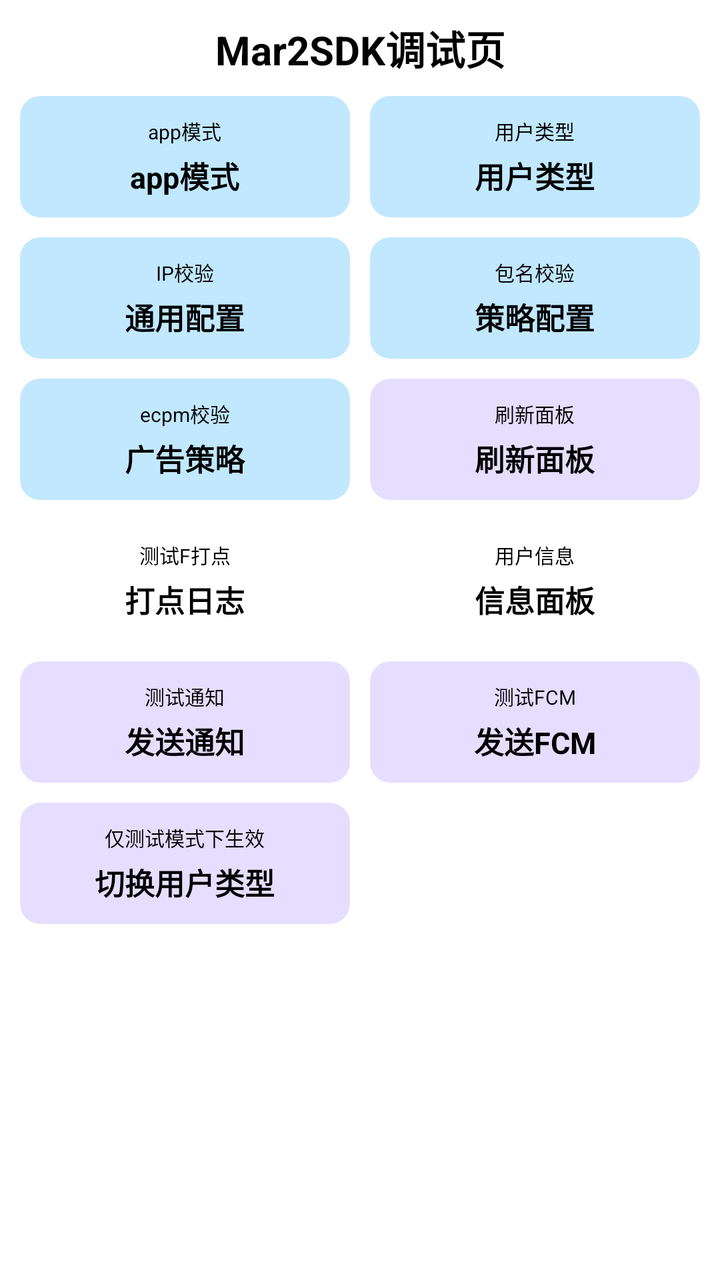
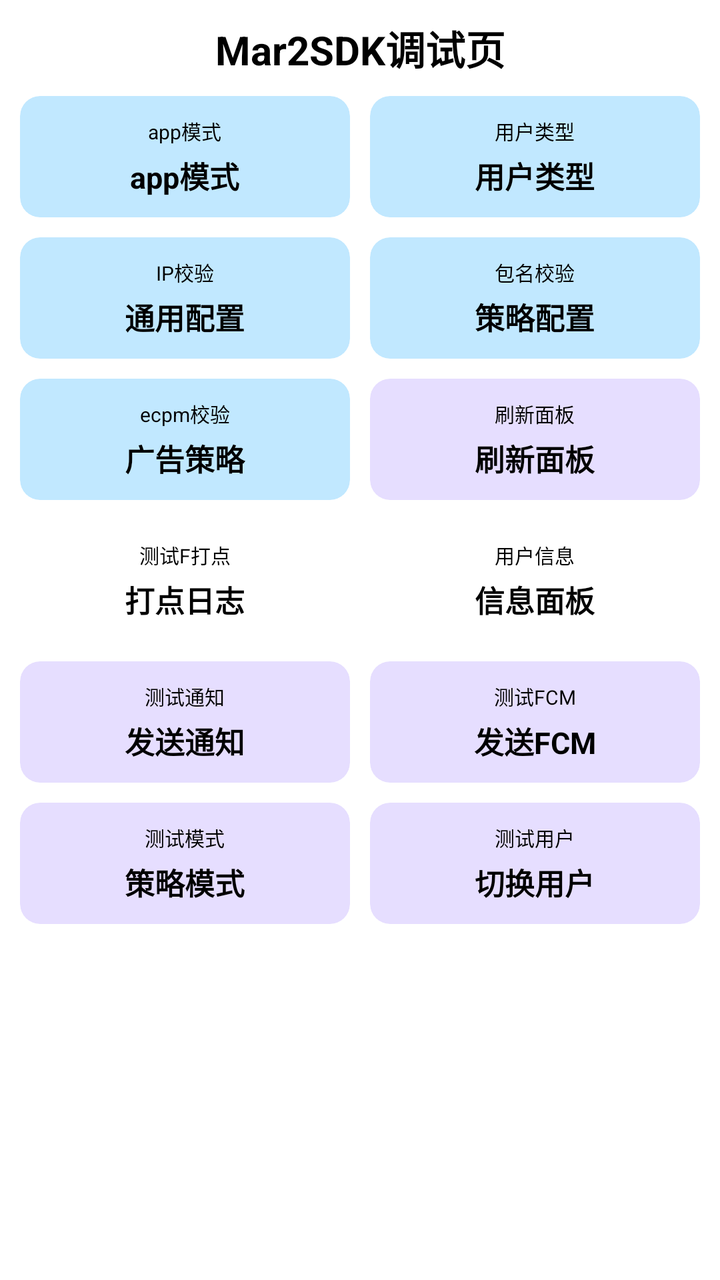

Two renders of the same Android screen: before a commit and after it. Below are the layout's source before the change and the commit's diff.
<!-- AndroidManifest.xml: another module's application theme Theme.Mar2SDK -->
<!-- res/layout/activity_debug.xml -->
<?xml version="1.0" encoding="utf-8"?>
<LinearLayout
    xmlns:android="http://schemas.android.com/apk/res/android"
    xmlns:app="http://schemas.android.com/apk/res-auto"
    xmlns:tools="http://schemas.android.com/tools"
    android:id="@+id/main"
    android:orientation="vertical"
    android:background="@android:color/background_light"
    android:layout_width="match_parent"
    android:layout_height="match_parent"
    tools:context=".DebugActivity">

    <TextView
        android:text="Mar2SDK调试页"
        android:textSize="20sp"
        android:textStyle="bold"
        android:textColor="@android:color/black"
        android:gravity="center"
        android:layout_width="match_parent"
        android:layout_height="48dp"/>

    <LinearLayout
        android:orientation="horizontal"
        android:paddingHorizontal="10dp"
        android:layout_width="match_parent"
        android:layout_height="wrap_content">
        <androidx.cardview.widget.CardView
            app:cardCornerRadius="10dp"
            app:cardElevation="0dp"
            app:cardBackgroundColor="@android:color/system_accent1_100"
            android:layout_weight="1"
            android:layout_width="match_parent"
            android:layout_height="wrap_content">
            <LinearLayout
                android:padding="10dp"
                android:orientation="vertical"
                android:layout_width="match_parent"
                android:layout_height="match_parent">
                <TextView
                    android:text="app模式"
                    android:textColor="@android:color/black"
                    android:textSize="10sp"
                    android:gravity="center"
                    android:layout_width="match_parent"
                    android:layout_height="wrap_content"/>
                <TextView
                    android:id="@+id/app_mod"
                    android:layout_marginTop="4dp"
                    android:text="app模式"
                    android:textStyle="bold"
                    android:textColor="@android:color/black"
                    android:textSize="15sp"
                    android:gravity="center"
                    android:layout_width="match_parent"
                    android:layout_height="wrap_content"/>
            </LinearLayout>
        </androidx.cardview.widget.CardView>

        <View
            android:layout_width="10dp"
            android:layout_height="0dp"/>

        <androidx.cardview.widget.CardView
            app:cardCornerRadius="10dp"
            app:cardElevation="0dp"
            app:cardBackgroundColor="@android:color/system_accent1_100"
            android:layout_weight="1"
            android:layout_width="match_parent"
            android:layout_height="wrap_content">
            <LinearLayout
                android:padding="10dp"
                android:orientation="vertical"
                android:layout_width="match_parent"
                android:layout_height="match_parent">
                <TextView
                    android:text="用户类型"
                    android:textColor="@android:color/black"
                    android:textSize="10sp"
                    android:gravity="center"
                    android:layout_width="match_parent"
                    android:layout_height="wrap_content"/>
                <TextView
                    android:id="@+id/user_type"
                    android:layout_marginTop="4dp"
                    android:text="用户类型"
                    android:textStyle="bold"
                    android:textColor="@android:color/black"
                    android:textSize="15sp"
                    android:gravity="center"
                    android:layout_width="match_parent"
                    android:layout_height="wrap_content"/>
            </LinearLayout>
        </androidx.cardview.widget.CardView>
    </LinearLayout>

    <LinearLayout
        android:orientation="horizontal"
        android:layout_marginTop="10dp"
        android:paddingHorizontal="10dp"
        android:layout_width="match_parent"
        android:layout_height="wrap_content">
        <androidx.cardview.widget.CardView
            app:cardCornerRadius="10dp"
            app:cardElevation="0dp"
            app:cardBackgroundColor="@android:color/system_accent1_100"
            android:layout_weight="1"
            android:layout_width="match_parent"
            android:layout_height="wrap_content">
            <LinearLayout
                android:padding="10dp"
                android:orientation="vertical"
                android:layout_width="match_parent"
                android:layout_height="match_parent">
                <TextView
                    android:text="IP校验"
                    android:textColor="@android:color/black"
                    android:textSize="10sp"
                    android:gravity="center"
                    android:layout_width="match_parent"
                    android:layout_height="wrap_content"/>
                <TextView
                    android:id="@+id/risk_ip"
                    android:layout_marginTop="4dp"
                    android:text="通用配置"
                    android:textStyle="bold"
                    android:textColor="@android:color/black"
                    android:textSize="15sp"
                    android:gravity="center"
                    android:layout_width="match_parent"
                    android:layout_height="wrap_content"/>
            </LinearLayout>
        </androidx.cardview.widget.CardView>

        <View
            android:layout_width="10dp"
            android:layout_height="0dp"/>

        <androidx.cardview.widget.CardView
            app:cardCornerRadius="10dp"
            app:cardElevation="0dp"
            app:cardBackgroundColor="@android:color/system_accent1_100"
            android:layout_weight="1"
            android:layout_width="match_parent"
            android:layout_height="wrap_content">
            <LinearLayout
                android:padding="10dp"
                android:orientation="vertical"
                android:layout_width="match_parent"
                android:layout_height="match_parent">
                <TextView
                    android:text="包名校验"
                    android:textColor="@android:color/black"
                    android:textSize="10sp"
                    android:gravity="center"
                    android:layout_width="match_parent"
                    android:layout_height="wrap_content"/>
                <TextView
                    android:id="@+id/risk_package"
                    android:layout_marginTop="4dp"
                    android:text="策略配置"
                    android:textStyle="bold"
                    android:textColor="@android:color/black"
                    android:textSize="15sp"
                    android:gravity="center"
                    android:layout_width="match_parent"
                    android:layout_height="wrap_content"/>
            </LinearLayout>
        </androidx.cardview.widget.CardView>
    </LinearLayout>

    <LinearLayout
        android:orientation="horizontal"
        android:layout_marginTop="10dp"
        android:paddingHorizontal="10dp"
        android:layout_width="match_parent"
        android:layout_height="wrap_content">
        <androidx.cardview.widget.CardView
            app:cardCornerRadius="10dp"
            app:cardElevation="0dp"
            app:cardBackgroundColor="@android:color/system_accent1_100"
            android:layout_weight="1"
            android:layout_width="match_parent"
            android:layout_height="wrap_content">
            <LinearLayout
                android:padding="10dp"
                android:orientation="vertical"
                android:layout_width="match_parent"
                android:layout_height="match_parent">
                <TextView
                    android:text="ecpm校验"
                    android:textColor="@android:color/black"
                    android:textSize="10sp"
                    android:gravity="center"
                    android:layout_width="match_parent"
                    android:layout_height="wrap_content"/>
                <TextView
                    android:id="@+id/ecpm_type"
                    android:layout_marginTop="4dp"
                    android:text="广告策略"
                    android:textStyle="bold"
                    android:textColor="@android:color/black"
                    android:textSize="15sp"
                    android:gravity="center"
                    android:layout_width="match_parent"
                    android:layout_height="wrap_content"/>
            </LinearLayout>
        </androidx.cardview.widget.CardView>

        <View
            android:layout_width="10dp"
            android:layout_height="0dp"/>

        <androidx.cardview.widget.CardView
            android:id="@+id/refresh_btn"
            app:cardCornerRadius="10dp"
            app:cardElevation="0dp"
            app:cardBackgroundColor="@android:color/system_accent3_100"
            android:layout_weight="1"
            android:layout_width="match_parent"
            android:layout_height="wrap_content">
            <LinearLayout
                android:padding="10dp"
                android:orientation="vertical"
                android:layout_width="match_parent"
                android:layout_height="match_parent">
                <TextView
                    android:text="刷新面板"
                    android:textColor="@android:color/black"
                    android:textSize="10sp"
                    android:gravity="center"
                    android:layout_width="match_parent"
                    android:layout_height="wrap_content"/>
                <TextView
                    android:layout_marginTop="4dp"
                    android:text="刷新面板"
                    android:textStyle="bold"
                    android:textColor="@android:color/black"
                    android:textSize="15sp"
                    android:gravity="center"
                    android:layout_width="match_parent"
                    android:layout_height="wrap_content"/>
            </LinearLayout>
        </androidx.cardview.widget.CardView>

    </LinearLayout>
    <LinearLayout
        android:orientation="horizontal"
        android:layout_marginTop="10dp"
        android:paddingHorizontal="10dp"
        android:layout_width="match_parent"
        android:layout_height="wrap_content">
        <androidx.cardview.widget.CardView
            android:id="@+id/send_log"
            app:cardCornerRadius="10dp"
            app:cardElevation="0dp"
            app:cardBackgroundColor="@android:color/system_error_100"
            android:layout_weight="1"
            android:layout_width="match_parent"
            android:layout_height="wrap_content">
            <LinearLayout
                android:padding="10dp"
                android:orientation="vertical"
                android:layout_width="match_parent"
                android:layout_height="match_parent">

                <TextView
                    android:layout_width="match_parent"
                    android:layout_height="wrap_content"
                    android:gravity="center"
                    android:text="测试F打点"
                    android:textColor="@android:color/black"
                    android:textSize="10sp" />

                <TextView
                    android:layout_marginTop="4dp"
                    android:text="打点日志"
                    android:textStyle="bold"
                    android:textColor="@android:color/black"
                    android:textSize="15sp"
                    android:gravity="center"
                    android:layout_width="match_parent"
                    android:layout_height="wrap_content"/>
            </LinearLayout>
        </androidx.cardview.widget.CardView>

        <View
            android:layout_width="10dp"
            android:layout_height="0dp"/>

        <androidx.cardview.widget.CardView
            android:id="@+id/user_info_card"
            app:cardCornerRadius="10dp"
            app:cardElevation="0dp"
            app:cardBackgroundColor="@android:color/system_error_100"
            android:layout_weight="1"
            android:layout_width="match_parent"
            android:layout_height="wrap_content">
            <LinearLayout
                android:padding="10dp"
                android:orientation="vertical"
                android:layout_width="match_parent"
                android:layout_height="match_parent">

                <TextView
                    android:layout_width="match_parent"
                    android:layout_height="wrap_content"
                    android:gravity="center"
                    android:text="用户信息"
                    android:textColor="@android:color/black"
                    android:textSize="10sp" />

                <TextView
                    android:layout_marginTop="4dp"
                    android:text="信息面板"
                    android:textStyle="bold"
                    android:textColor="@android:color/black"
                    android:textSize="15sp"
                    android:gravity="center"
                    android:layout_width="match_parent"
                    android:layout_height="wrap_content"/>
            </LinearLayout>
        </androidx.cardview.widget.CardView>
    </LinearLayout>

    <LinearLayout
        android:orientation="horizontal"
        android:layout_marginTop="10dp"
        android:paddingHorizontal="10dp"
        android:layout_width="match_parent"
        android:layout_height="wrap_content">
        <androidx.cardview.widget.CardView
            android:id="@+id/send_notification"
            app:cardCornerRadius="10dp"
            app:cardElevation="0dp"
            app:cardBackgroundColor="@android:color/system_accent3_100"
            android:layout_weight="1"
            android:layout_width="match_parent"
            android:layout_height="wrap_content">
            <LinearLayout
                android:padding="10dp"
                android:orientation="vertical"
                android:layout_width="match_parent"
                android:layout_height="match_parent">
                <TextView
                    android:text="测试通知"
                    android:textColor="@android:color/black"
                    android:textSize="10sp"
                    android:gravity="center"
                    android:layout_width="match_parent"
                    android:layout_height="wrap_content"/>
                <TextView
                    android:layout_marginTop="4dp"
                    android:text="发送通知"
                    android:textStyle="bold"
                    android:textColor="@android:color/black"
                    android:textSize="15sp"
                    android:gravity="center"
                    android:layout_width="match_parent"
                    android:layout_height="wrap_content"/>
            </LinearLayout>
        </androidx.cardview.widget.CardView>

        <View
            android:layout_width="10dp"
            android:layout_height="0dp"/>

        <androidx.cardview.widget.CardView
            android:id="@+id/send_test_fcm"
            app:cardCornerRadius="10dp"
            app:cardElevation="0dp"
            app:cardBackgroundColor="@android:color/system_accent3_100"
            android:layout_weight="1"
            android:layout_width="match_parent"
            android:layout_height="wrap_content">
            <LinearLayout
                android:padding="10dp"
                android:orientation="vertical"
                android:layout_width="match_parent"
                android:layout_height="match_parent">

                <TextView
                    android:layout_width="match_parent"
                    android:layout_height="wrap_content"
                    android:gravity="center"
                    android:text="测试FCM"
                    android:textColor="@android:color/black"
                    android:textSize="10sp" />

                <TextView
                    android:layout_marginTop="4dp"
                    android:text="发送FCM"
                    android:textStyle="bold"
                    android:textColor="@android:color/black"
                    android:textSize="15sp"
                    android:gravity="center"
                    android:layout_width="match_parent"
                    android:layout_height="wrap_content"/>
            </LinearLayout>
        </androidx.cardview.widget.CardView>
    </LinearLayout>
    <LinearLayout
        android:orientation="horizontal"
        android:layout_marginTop="10dp"
        android:paddingHorizontal="10dp"
        android:layout_width="match_parent"
        android:layout_height="wrap_content">
        <androidx.cardview.widget.CardView
            android:id="@+id/send_notification"
            app:cardCornerRadius="10dp"
            app:cardElevation="0dp"
            app:cardBackgroundColor="@android:color/system_accent3_100"
            android:layout_weight="1"
            android:layout_width="match_parent"
            android:layout_height="wrap_content">
            <LinearLayout
                android:padding="10dp"
                android:orientation="vertical"
                android:layout_width="match_parent"
                android:layout_height="match_parent">
                <TextView
                    android:text="仅测试模式下生效"
                    android:textColor="@android:color/black"
                    android:textSize="10sp"
                    android:gravity="center"
                    android:layout_width="match_parent"
                    android:layout_height="wrap_content"/>
                <TextView
                    android:layout_marginTop="4dp"
                    android:text="切换用户类型"
                    android:textStyle="bold"
                    android:textColor="@android:color/black"
                    android:textSize="15sp"
                    android:gravity="center"
                    android:layout_width="match_parent"
                    android:layout_height="wrap_content"/>
            </LinearLayout>
        </androidx.cardview.widget.CardView>

        <View
            android:layout_width="10dp"
            android:layout_height="0dp"/>

        <androidx.cardview.widget.CardView
            android:visibility="invisible"
            app:cardCornerRadius="10dp"
            app:cardElevation="0dp"
            app:cardBackgroundColor="@android:color/system_accent3_100"
            android:layout_weight="1"
            android:layout_width="match_parent"
            android:layout_height="wrap_content">
            <LinearLayout
                android:padding="10dp"
                android:orientation="vertical"
                android:layout_width="match_parent"
                android:layout_height="match_parent">

                <TextView
                    android:layout_width="match_parent"
                    android:layout_height="wrap_content"
                    android:gravity="center"
                    android:text="测试FCM"
                    android:textColor="@android:color/black"
                    android:textSize="10sp" />

                <TextView
                    android:layout_marginTop="4dp"
                    android:text="发送FCM"
                    android:textStyle="bold"
                    android:textColor="@android:color/black"
                    android:textSize="15sp"
                    android:gravity="center"
                    android:layout_width="match_parent"
                    android:layout_height="wrap_content"/>
            </LinearLayout>
        </androidx.cardview.widget.CardView>
    </LinearLayout>


</LinearLayout>
<!-- resources referenced by this layout -->
<resources>
  <style name="Theme.Mar2SDK" parent="Base.Theme.Mar2SDK" />
  <style name="Base.Theme.Mar2SDK" parent="Theme.Material3.DayNight.NoActionBar">
          
          
      </style>
</resources>

<!-- the commit's change to res/layout/activity_debug.xml (unified diff, before → after) -->
@@ -405,7 +405,7 @@
         android:layout_width="match_parent"
         android:layout_height="wrap_content">
         <androidx.cardview.widget.CardView
-            android:id="@+id/send_notification"
+            android:id="@+id/change_test_mod"
             app:cardCornerRadius="10dp"
             app:cardElevation="0dp"
             app:cardBackgroundColor="@android:color/system_accent3_100"
@@ -418,30 +418,30 @@
                 android:layout_width="match_parent"
                 android:layout_height="match_parent">
                 <TextView
-                    android:text="仅测试模式下生效"
-                    android:textColor="@android:color/black"
-                    android:textSize="10sp"
-                    android:gravity="center"
-                    android:layout_width="match_parent"
-                    android:layout_height="wrap_content"/>
-                <TextView
-                    android:layout_marginTop="4dp"
-                    android:text="切换用户类型"
-                    android:textStyle="bold"
-                    android:textColor="@android:color/black"
-                    android:textSize="15sp"
-                    android:gravity="center"
-                    android:layout_width="match_parent"
-                    android:layout_height="wrap_content"/>
-            </LinearLayout>
-        </androidx.cardview.widget.CardView>
-
-        <View
-            android:layout_width="10dp"
-            android:layout_height="0dp"/>
-
-        <androidx.cardview.widget.CardView
-            android:visibility="invisible"
+                    android:text="测试模式"
+                    android:textColor="@android:color/black"
+                    android:textSize="10sp"
+                    android:gravity="center"
+                    android:layout_width="match_parent"
+                    android:layout_height="wrap_content"/>
+                <TextView
+                    android:layout_marginTop="4dp"
+                    android:text="策略模式"
+                    android:textStyle="bold"
+                    android:textColor="@android:color/black"
+                    android:textSize="15sp"
+                    android:gravity="center"
+                    android:layout_width="match_parent"
+                    android:layout_height="wrap_content"/>
+            </LinearLayout>
+        </androidx.cardview.widget.CardView>
+
+        <View
+            android:layout_width="10dp"
+            android:layout_height="0dp"/>
+
+        <androidx.cardview.widget.CardView
+            android:id="@+id/test_user"
             app:cardCornerRadius="10dp"
             app:cardElevation="0dp"
             app:cardBackgroundColor="@android:color/system_accent3_100"
@@ -458,13 +458,13 @@
                     android:layout_width="match_parent"
                     android:layout_height="wrap_content"
                     android:gravity="center"
-                    android:text="测试FCM"
+                    android:text="测试用户"
                     android:textColor="@android:color/black"
                     android:textSize="10sp" />
 
                 <TextView
                     android:layout_marginTop="4dp"
-                    android:text="发送FCM"
+                    android:text="切换用户"
                     android:textStyle="bold"
                     android:textColor="@android:color/black"
                     android:textSize="15sp"
